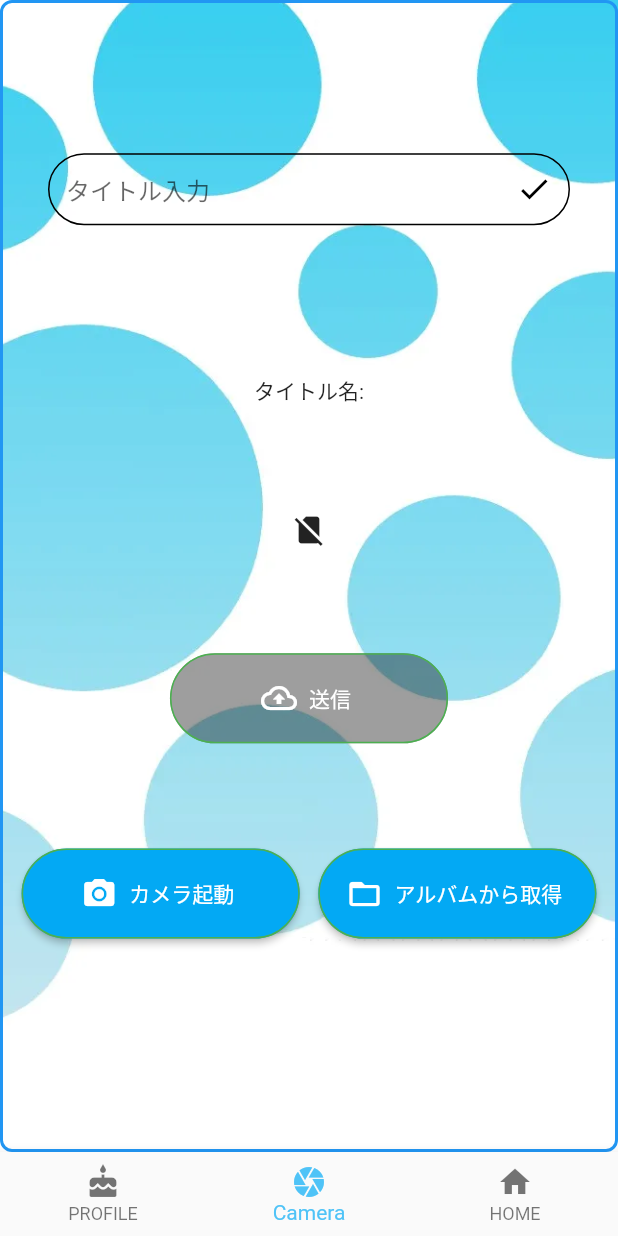
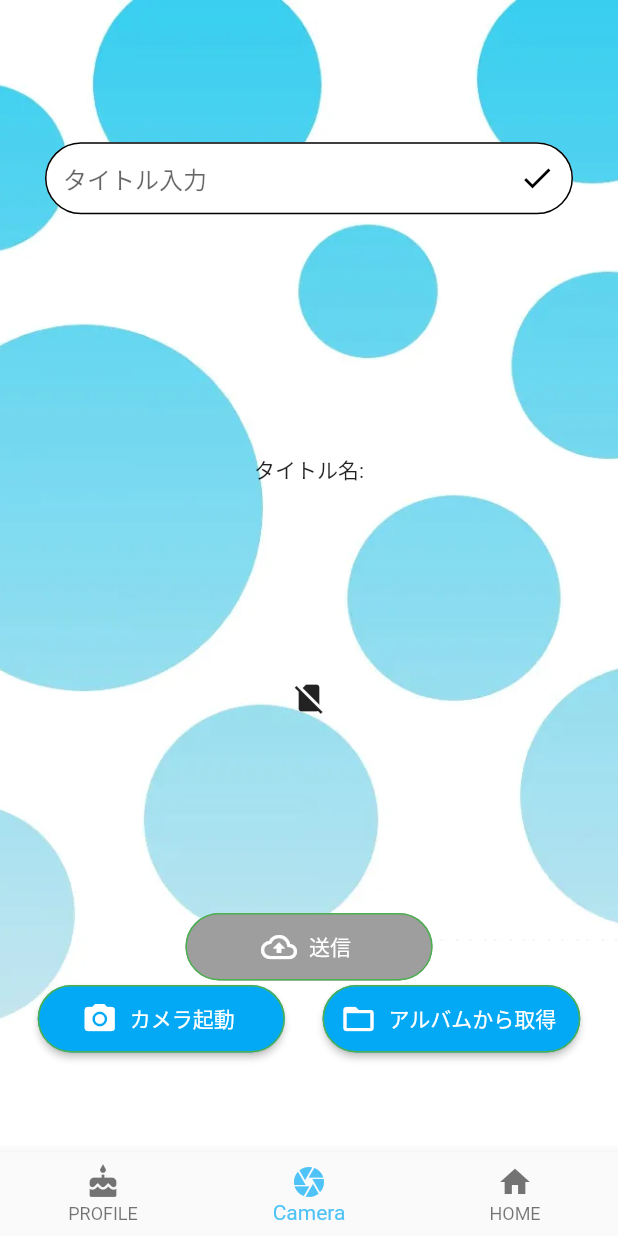
Before and after one commit to Yu-k-29/SBWM-frontend, a Flutter app: the screen it shows after launch, item 2 of the bottom bar chosen, after a tap on "アルバムから取得", on a phone screen of 412 x 824 dp. Run offline on Flutter 3.47's test engine with Material 2 defaults, Android fonts, the phone set to English and light mode, and no system bars; our stand-ins replace image_picker.

Commit message:
add title ButtonMove

```diff
--- a/lib/Camera.dart
+++ b/lib/Camera.dart
@@ -30,21 +30,28 @@ class Camera extends State<ImagePickerView> {
     final double deviceWidth = MediaQuery.of(context).size.width;
     return Container(
 
-        decoration: BoxDecoration(
+
+        /*decoration: BoxDecoration(
           // 枠線
           border: Border.all(color: Colors.blue, width: 2),
           // 角丸
           borderRadius: BorderRadius.circular(8),
-        ),
+        ),*/
+
 
         child: Column(
-          mainAxisAlignment: MainAxisAlignment.spaceEvenly,
+          mainAxisAlignment: MainAxisAlignment.spaceAround,
           children: <Widget>[
             Container(
               margin: EdgeInsets.all(30),
               child: TextField(
+
                 decoration: InputDecoration(
-                  //Focusしていないとき
+                  filled: true,
+                  fillColor: Colors.white,
+                  focusColor:Colors.white,
+                  hoverColor: Colors.white,
+
                   enabledBorder: new OutlineInputBorder(
                     borderRadius: new BorderRadius.circular(25.0),
                     borderSide: BorderSide(
@@ -98,9 +105,20 @@ class Camera extends State<ImagePickerView> {
               child: Text('画像の消去'),
             ),*/
 
+
+
+
+              // ignore: deprecated_member_use
+
+            Column(
+              crossAxisAlignment: CrossAxisAlignment.center,
+              mainAxisSize: MainAxisSize.max,
+              mainAxisAlignment: MainAxisAlignment.end,
+              children: [
                 ButtonTheme(
-              minWidth: deviceWidth * 0.45,
-              height: 60.0,
+                  minWidth: deviceWidth * 0.4,
+                  height: 45.0,
+                  disabledColor: Colors.grey,
                   child: RaisedButton.icon(
                     icon: const Icon(
                       Icons.cloud_upload_outlined,
@@ -110,29 +128,7 @@ class Camera extends State<ImagePickerView> {
                     onPressed:  !(imageFile != null) ? null : () {
 
                     },
-                /*onPressed: () {
-                  showDialog(
-                    context: context,
-                    builder: (_) {
-                      return AlertDialog(
-                        title: Text("確認"),
-                        content: Text("送信しますか？"),
-                        actions: <Widget>[
-                          // ボタン領域
-                          FlatButton(
-                            child: Text("Cancel"),
-                            onPressed: () => Navigator.pop(context),
-                          ),
-                          FlatButton(
-                            child: Text("OK"),
-                            onPressed: () {
 
-                            },
-                          ),
-                        ],
-                      );
-                    },
-                  );*/
 
                     color: Colors.greenAccent,
                     shape: const StadiumBorder(
@@ -147,11 +143,12 @@ class Camera extends State<ImagePickerView> {
 
                 Row(
                   mainAxisAlignment: MainAxisAlignment.spaceEvenly,
+                  verticalDirection: VerticalDirection.down,
                   children: <Widget>[
 
                     ButtonTheme(
-                  minWidth: deviceWidth * 0.45,
-                  height: 60.0,
+                      minWidth: deviceWidth * 0.4,
+                      height: 45.0,
                       child: RaisedButton.icon(
                         icon: const Icon(
                           Icons.camera_alt,
@@ -169,8 +166,8 @@ class Camera extends State<ImagePickerView> {
                       ),
                     ) ,
                     ButtonTheme(
-                  minWidth: deviceWidth * 0.45,
-                  height: 60.0,
+                      minWidth: deviceWidth * 0.4,
+                      height: 45.0,
                       child: RaisedButton.icon(
                         icon: const Icon(
                           Icons.folder_open,
@@ -179,28 +176,7 @@ class Camera extends State<ImagePickerView> {
                         label: const Text('アルバムから取得'),
                         onPressed: () {
                           _getImageFromDevice(ImageSource.gallery);
-                      /*showDialog(
-                        context: context,
-                        builder: (_) {
-                          return AlertDialog(
-                            title: Text("確認"),
-                            content: Text("メッセージ"),
-                            actions: <Widget>[
-                              // ボタン領域
-                              FlatButton(
-                                child: Text("Cancel"),
-                                onPressed: () => Navigator.pop(context),
-                              ),
-                              FlatButton(
-                                child: Text("OK"),
-                                onPressed: () {
 
-                                },
-                              ),
-                            ],
-                          );
-                        },
-                      );*/
                         },
                         color: Colors.lightBlue,
                         shape: const StadiumBorder(
@@ -213,90 +189,6 @@ class Camera extends State<ImagePickerView> {
 
                   ],
                 ),
-
-
-              // ignore: deprecated_member_use
-
-            Row(
-              mainAxisAlignment: MainAxisAlignment.spaceEvenly,
-              children: [
-                /*RaisedButton(
-                  child: Text(
-                    'キャンセル',
-                  ),
-                  onPressed: () {
-
-                  },
-                ),*/
-               /* ButtonTheme(
-                  minWidth: deviceWidth * 0.45,
-                  height: 60.0,
-                  child: RaisedButton.icon(
-                    icon: const Icon(
-                      Icons.cloud_upload_outlined,
-                      color: Colors.white,
-                    ),
-                    label: const Text('送信'),
-                    onPressed: () {
-                      showDialog(
-                        context: context,
-                        builder: (_) {
-                          return AlertDialog(
-                            title: Text("確認"),
-                            content: Text("送信しますか？"),
-                            actions: <Widget>[
-                              // ボタン領域
-                              FlatButton(
-                                child: Text("Cancel"),
-                                onPressed: () => Navigator.pop(context),
-                              ),
-                              FlatButton(
-                                child: Text("OK"),
-                                onPressed: () {
-
-                                },
-                              ),
-                            ],
-                          );
-                        },
-                      );
-                    },
-                    color: Colors.greenAccent,
-                    shape: const StadiumBorder(
-                      side: BorderSide(color: Colors.green),
-                    ),
-                    textColor: Colors.white,
-                  ),
-                ) ,*/
-                /*RaisedButton(
-                  child: Text(
-                    '送信',
-                  ),
-                  onPressed: () {
-                    showDialog(
-                      context: context,
-                      builder: (_) {
-                        return AlertDialog(
-                          title: Text("確認"),
-                          content: Text("送信しますか？"),
-                          actions: <Widget>[
-                            // ボタン領域
-                            FlatButton(
-                              child: Text("Cancel"),
-                              onPressed: () => Navigator.pop(context),
-                            ),
-                            FlatButton(
-                              child: Text("OK"),
-                              onPressed: () {
-
-                              },
-                            ),
-                          ],
-                        );
-                      },
-                    );
-                  },
-                ),*/
               ],
 
             )
@@ -310,6 +202,7 @@ class Camera extends State<ImagePickerView> {
 
 
         );
+
 
 
 
```
Lines whose indentation alone changed are shown as unchanged.
